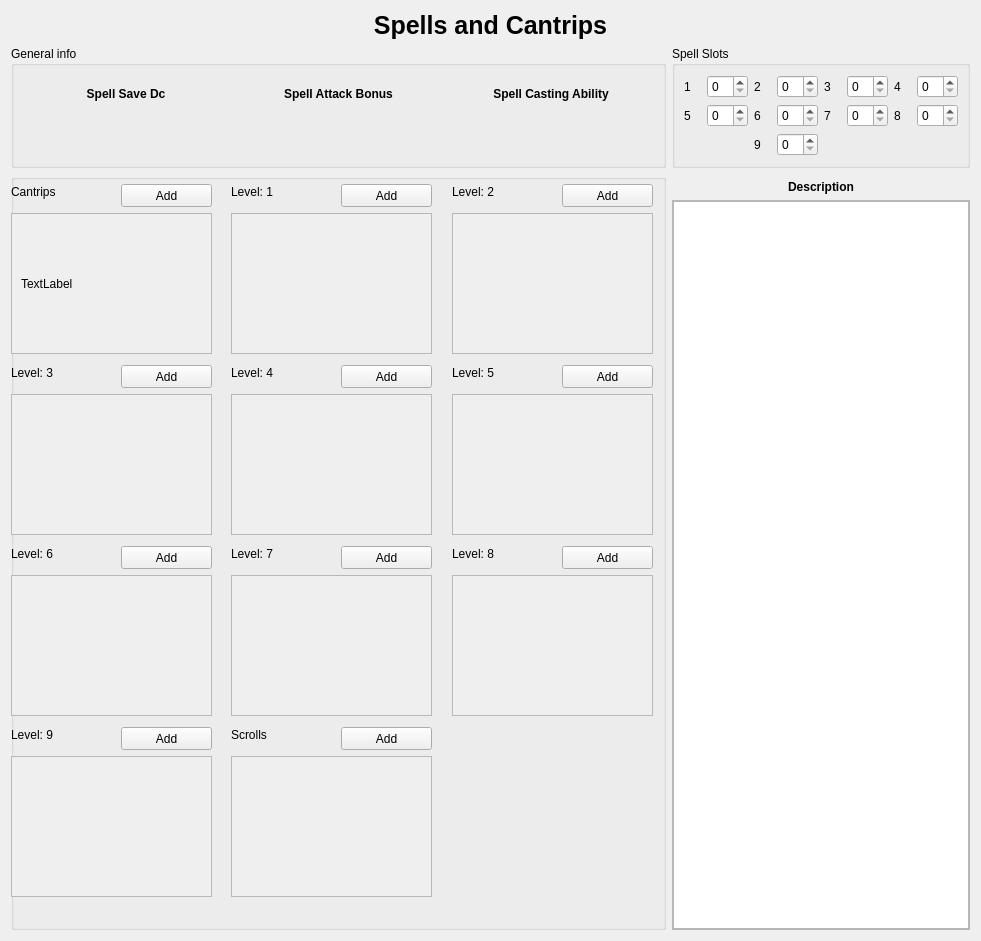
Qt form forms/ui_forms/spell_and_cantrip_display.ui (ericmullally/dnd_tracker) before a commit.
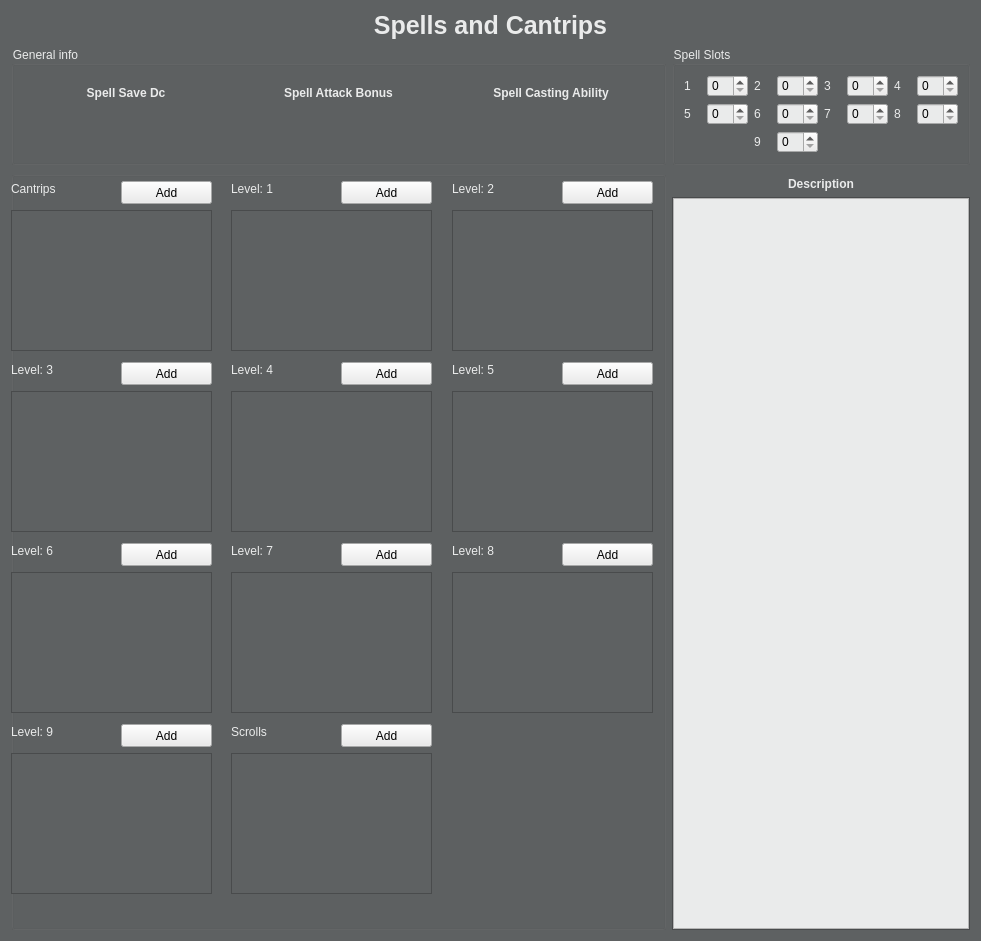
The same form after that commit.

Patch:
```diff
--- a/forms/ui_forms/spell_and_cantrip_display.ui
+++ b/forms/ui_forms/spell_and_cantrip_display.ui
@@ -10,6 +10,448 @@
     <height>941</height>
    </rect>
   </property>
+  <property name="palette">
+   <palette>
+    <active>
+     <colorrole role="WindowText">
+      <brush brushstyle="SolidPattern">
+       <color alpha="255">
+        <red>234</red>
+        <green>235</green>
+        <blue>235</blue>
+       </color>
+      </brush>
+     </colorrole>
+     <colorrole role="Button">
+      <brush brushstyle="SolidPattern">
+       <color alpha="255">
+        <red>94</red>
+        <green>97</green>
+        <blue>98</blue>
+       </color>
+      </brush>
+     </colorrole>
+     <colorrole role="Light">
+      <brush brushstyle="SolidPattern">
+       <color alpha="255">
+        <red>141</red>
+        <green>146</green>
+        <blue>147</blue>
+       </color>
+      </brush>
+     </colorrole>
+     <colorrole role="Midlight">
+      <brush brushstyle="SolidPattern">
+       <color alpha="255">
+        <red>117</red>
+        <green>121</green>
+        <blue>122</blue>
+       </color>
+      </brush>
+     </colorrole>
+     <colorrole role="Dark">
+      <brush brushstyle="SolidPattern">
+       <color alpha="255">
+        <red>47</red>
+        <green>48</green>
+        <blue>49</blue>
+       </color>
+      </brush>
+     </colorrole>
+     <colorrole role="Mid">
+      <brush brushstyle="SolidPattern">
+       <color alpha="255">
+        <red>62</red>
+        <green>64</green>
+        <blue>65</blue>
+       </color>
+      </brush>
+     </colorrole>
+     <colorrole role="Text">
+      <brush brushstyle="SolidPattern">
+       <color alpha="255">
+        <red>255</red>
+        <green>255</green>
+        <blue>255</blue>
+       </color>
+      </brush>
+     </colorrole>
+     <colorrole role="BrightText">
+      <brush brushstyle="SolidPattern">
+       <color alpha="255">
+        <red>255</red>
+        <green>255</green>
+        <blue>255</blue>
+       </color>
+      </brush>
+     </colorrole>
+     <colorrole role="ButtonText">
+      <brush brushstyle="SolidPattern">
+       <color alpha="255">
+        <red>255</red>
+        <green>255</green>
+        <blue>255</blue>
+       </color>
+      </brush>
+     </colorrole>
+     <colorrole role="Base">
+      <brush brushstyle="SolidPattern">
+       <color alpha="255">
+        <red>0</red>
+        <green>0</green>
+        <blue>0</blue>
+       </color>
+      </brush>
+     </colorrole>
+     <colorrole role="Window">
+      <brush brushstyle="SolidPattern">
+       <color alpha="255">
+        <red>94</red>
+        <green>97</green>
+        <blue>98</blue>
+       </color>
+      </brush>
+     </colorrole>
+     <colorrole role="Shadow">
+      <brush brushstyle="SolidPattern">
+       <color alpha="255">
+        <red>0</red>
+        <green>0</green>
+        <blue>0</blue>
+       </color>
+      </brush>
+     </colorrole>
+     <colorrole role="AlternateBase">
+      <brush brushstyle="SolidPattern">
+       <color alpha="255">
+        <red>47</red>
+        <green>48</green>
+        <blue>49</blue>
+       </color>
+      </brush>
+     </colorrole>
+     <colorrole role="ToolTipBase">
+      <brush brushstyle="SolidPattern">
+       <color alpha="255">
+        <red>255</red>
+        <green>255</green>
+        <blue>220</blue>
+       </color>
+      </brush>
+     </colorrole>
+     <colorrole role="ToolTipText">
+      <brush brushstyle="SolidPattern">
+       <color alpha="255">
+        <red>0</red>
+        <green>0</green>
+        <blue>0</blue>
+       </color>
+      </brush>
+     </colorrole>
+     <colorrole role="PlaceholderText">
+      <brush brushstyle="SolidPattern">
+       <color alpha="128">
+        <red>255</red>
+        <green>255</green>
+        <blue>255</blue>
+       </color>
+      </brush>
+     </colorrole>
+    </active>
+    <inactive>
+     <colorrole role="WindowText">
+      <brush brushstyle="SolidPattern">
+       <color alpha="255">
+        <red>234</red>
+        <green>235</green>
+        <blue>235</blue>
+       </color>
+      </brush>
+     </colorrole>
+     <colorrole role="Button">
+      <brush brushstyle="SolidPattern">
+       <color alpha="255">
+        <red>94</red>
+        <green>97</green>
+        <blue>98</blue>
+       </color>
+      </brush>
+     </colorrole>
+     <colorrole role="Light">
+      <brush brushstyle="SolidPattern">
+       <color alpha="255">
+        <red>141</red>
+        <green>146</green>
+        <blue>147</blue>
+       </color>
+      </brush>
+     </colorrole>
+     <colorrole role="Midlight">
+      <brush brushstyle="SolidPattern">
+       <color alpha="255">
+        <red>117</red>
+        <green>121</green>
+        <blue>122</blue>
+       </color>
+      </brush>
+     </colorrole>
+     <colorrole role="Dark">
+      <brush brushstyle="SolidPattern">
+       <color alpha="255">
+        <red>47</red>
+        <green>48</green>
+        <blue>49</blue>
+       </color>
+      </brush>
+     </colorrole>
+     <colorrole role="Mid">
+      <brush brushstyle="SolidPattern">
+       <color alpha="255">
+        <red>62</red>
+        <green>64</green>
+        <blue>65</blue>
+       </color>
+      </brush>
+     </colorrole>
+     <colorrole role="Text">
+      <brush brushstyle="SolidPattern">
+       <color alpha="255">
+        <red>255</red>
+        <green>255</green>
+        <blue>255</blue>
+       </color>
+      </brush>
+     </colorrole>
+     <colorrole role="BrightText">
+      <brush brushstyle="SolidPattern">
+       <color alpha="255">
+        <red>255</red>
+        <green>255</green>
+        <blue>255</blue>
+       </color>
+      </brush>
+     </colorrole>
+     <colorrole role="ButtonText">
+      <brush brushstyle="SolidPattern">
+       <color alpha="255">
+        <red>255</red>
+        <green>255</green>
+        <blue>255</blue>
+       </color>
+      </brush>
+     </colorrole>
+     <colorrole role="Base">
+      <brush brushstyle="SolidPattern">
+       <color alpha="255">
+        <red>0</red>
+        <green>0</green>
+        <blue>0</blue>
+       </color>
+      </brush>
+     </colorrole>
+     <colorrole role="Window">
+      <brush brushstyle="SolidPattern">
+       <color alpha="255">
+        <red>94</red>
+        <green>97</green>
+        <blue>98</blue>
+       </color>
+      </brush>
+     </colorrole>
+     <colorrole role="Shadow">
+      <brush brushstyle="SolidPattern">
+       <color alpha="255">
+        <red>0</red>
+        <green>0</green>
+        <blue>0</blue>
+       </color>
+      </brush>
+     </colorrole>
+     <colorrole role="AlternateBase">
+      <brush brushstyle="SolidPattern">
+       <color alpha="255">
+        <red>47</red>
+        <green>48</green>
+        <blue>49</blue>
+       </color>
+      </brush>
+     </colorrole>
+     <colorrole role="ToolTipBase">
+      <brush brushstyle="SolidPattern">
+       <color alpha="255">
+        <red>255</red>
+        <green>255</green>
+        <blue>220</blue>
+       </color>
+      </brush>
+     </colorrole>
+     <colorrole role="ToolTipText">
+      <brush brushstyle="SolidPattern">
+       <color alpha="255">
+        <red>0</red>
+        <green>0</green>
+        <blue>0</blue>
+       </color>
+      </brush>
+     </colorrole>
+     <colorrole role="PlaceholderText">
+      <brush brushstyle="SolidPattern">
+       <color alpha="128">
+        <red>255</red>
+        <green>255</green>
+        <blue>255</blue>
+       </color>
+      </brush>
+     </colorrole>
+    </inactive>
+    <disabled>
+     <colorrole role="WindowText">
+      <brush brushstyle="SolidPattern">
+       <color alpha="255">
+        <red>47</red>
+        <green>48</green>
+        <blue>49</blue>
+       </color>
+      </brush>
+     </colorrole>
+     <colorrole role="Button">
+      <brush brushstyle="SolidPattern">
+       <color alpha="255">
+        <red>94</red>
+        <green>97</green>
+        <blue>98</blue>
+       </color>
+      </brush>
+     </colorrole>
+     <colorrole role="Light">
+      <brush brushstyle="SolidPattern">
+       <color alpha="255">
+        <red>141</red>
+        <green>146</green>
+        <blue>147</blue>
+       </color>
+      </brush>
+     </colorrole>
+     <colorrole role="Midlight">
+      <brush brushstyle="SolidPattern">
+       <color alpha="255">
+        <red>117</red>
+        <green>121</green>
+        <blue>122</blue>
+       </color>
+      </brush>
+     </colorrole>
+     <colorrole role="Dark">
+      <brush brushstyle="SolidPattern">
+       <color alpha="255">
+        <red>47</red>
+        <green>48</green>
+        <blue>49</blue>
+       </color>
+      </brush>
+     </colorrole>
+     <colorrole role="Mid">
+      <brush brushstyle="SolidPattern">
+       <color alpha="255">
+        <red>62</red>
+        <green>64</green>
+        <blue>65</blue>
+       </color>
+      </brush>
+     </colorrole>
+     <colorrole role="Text">
+      <brush brushstyle="SolidPattern">
+       <color alpha="255">
+        <red>47</red>
+        <green>48</green>
+        <blue>49</blue>
+       </color>
+      </brush>
+     </colorrole>
+     <colorrole role="BrightText">
+      <brush brushstyle="SolidPattern">
+       <color alpha="255">
+        <red>255</red>
+        <green>255</green>
+        <blue>255</blue>
+       </color>
+      </brush>
+     </colorrole>
+     <colorrole role="ButtonText">
+      <brush brushstyle="SolidPattern">
+       <color alpha="255">
+        <red>47</red>
+        <green>48</green>
+        <blue>49</blue>
+       </color>
+      </brush>
+     </colorrole>
+     <colorrole role="Base">
+      <brush brushstyle="SolidPattern">
+       <color alpha="255">
+        <red>94</red>
+        <green>97</green>
+        <blue>98</blue>
+       </color>
+      </brush>
+     </colorrole>
+     <colorrole role="Window">
+      <brush brushstyle="SolidPattern">
+       <color alpha="255">
+        <red>94</red>
+        <green>97</green>
+        <blue>98</blue>
+       </color>
+      </brush>
+     </colorrole>
+     <colorrole role="Shadow">
+      <brush brushstyle="SolidPattern">
+       <color alpha="255">
+        <red>0</red>
+        <green>0</green>
+        <blue>0</blue>
+       </color>
+      </brush>
+     </colorrole>
+     <colorrole role="AlternateBase">
+      <brush brushstyle="SolidPattern">
+       <color alpha="255">
+        <red>94</red>
+        <green>97</green>
+        <blue>98</blue>
+       </color>
+      </brush>
+     </colorrole>
+     <colorrole role="ToolTipBase">
+      <brush brushstyle="SolidPattern">
+       <color alpha="255">
+        <red>255</red>
+        <green>255</green>
+        <blue>220</blue>
+       </color>
+      </brush>
+     </colorrole>
+     <colorrole role="ToolTipText">
+      <brush brushstyle="SolidPattern">
+       <color alpha="255">
+        <red>0</red>
+        <green>0</green>
+        <blue>0</blue>
+       </color>
+      </brush>
+     </colorrole>
+     <colorrole role="PlaceholderText">
+      <brush brushstyle="SolidPattern">
+       <color alpha="128">
+        <red>255</red>
+        <green>255</green>
+        <blue>255</blue>
+       </color>
+      </brush>
+     </colorrole>
+    </disabled>
+   </palette>
+  </property>
   <property name="windowTitle">
    <string>Form</string>
   </property>
@@ -25,7 +467,7 @@
         <x>0</x>
         <y>0</y>
         <width>300</width>
-        <height>728</height>
+        <height>732</height>
        </rect>
       </property>
       <layout class="QGridLayout" name="gridLayout_2">
@@ -49,6 +491,9 @@
            <verstretch>0</verstretch>
           </sizepolicy>
          </property>
+         <property name="styleSheet">
+          <string notr="true">background-color:#eaebeb; color:black;</string>
+         </property>
         </widget>
        </item>
       </layout>
@@ -57,18 +502,36 @@
    </item>
    <item row="1" column="1">
     <widget class="QGroupBox" name="groupBox_2">
+     <property name="styleSheet">
+      <string notr="true">color:#eaebeb;</string>
+     </property>
      <property name="title">
       <string>Spell Slots</string>
      </property>
+     <property name="flat">
+      <bool>true</bool>
+     </property>
      <layout class="QGridLayout" name="spell_slot_layout">
       <item row="0" column="7">
-       <widget class="QSpinBox" name="slot_4"/>
+       <widget class="QSpinBox" name="slot_4">
+        <property name="styleSheet">
+         <string notr="true">background-color:#eaebeb; color:black;</string>
+        </property>
+       </widget>
       </item>
       <item row="0" column="1">
-       <widget class="QSpinBox" name="slot_1"/>
+       <widget class="QSpinBox" name="slot_1">
+        <property name="styleSheet">
+         <string notr="true">background-color:#eaebeb; color:black;</string>
+        </property>
+       </widget>
       </item>
       <item row="1" column="1">
-       <widget class="QSpinBox" name="slot_5"/>
+       <widget class="QSpinBox" name="slot_5">
+        <property name="styleSheet">
+         <string notr="true">background-color:#eaebeb; color:black;</string>
+        </property>
+       </widget>
       </item>
       <item row="1" column="4">
        <widget class="QLabel" name="label_22">
@@ -92,7 +555,11 @@
        </widget>
       </item>
       <item row="0" column="5">
-       <widget class="QSpinBox" name="slot_3"/>
+       <widget class="QSpinBox" name="slot_3">
+        <property name="styleSheet">
+         <string notr="true">background-color:#eaebeb; color:black;</string>
+        </property>
+       </widget>
       </item>
       <item row="1" column="6">
        <widget class="QLabel" name="label_23">
@@ -102,7 +569,11 @@
        </widget>
       </item>
       <item row="1" column="5">
-       <widget class="QSpinBox" name="slot_7"/>
+       <widget class="QSpinBox" name="slot_7">
+        <property name="styleSheet">
+         <string notr="true">background-color:#eaebeb; color:black;</string>
+        </property>
+       </widget>
       </item>
       <item row="1" column="2">
        <widget class="QLabel" name="label_21">
@@ -126,7 +597,11 @@
        </widget>
       </item>
       <item row="1" column="3">
-       <widget class="QSpinBox" name="slot_6"/>
+       <widget class="QSpinBox" name="slot_6">
+        <property name="styleSheet">
+         <string notr="true">background-color:#eaebeb; color:black;</string>
+        </property>
+       </widget>
       </item>
       <item row="0" column="6">
        <widget class="QLabel" name="label_19">
@@ -143,13 +618,25 @@
        </widget>
       </item>
       <item row="2" column="3">
-       <widget class="QSpinBox" name="slot_9"/>
+       <widget class="QSpinBox" name="slot_9">
+        <property name="styleSheet">
+         <string notr="true">background-color:#eaebeb; color:black;</string>
+        </property>
+       </widget>
       </item>
       <item row="0" column="3">
-       <widget class="QSpinBox" name="slot_2"/>
+       <widget class="QSpinBox" name="slot_2">
+        <property name="styleSheet">
+         <string notr="true">background-color:#eaebeb; color:black;</string>
+        </property>
+       </widget>
       </item>
       <item row="1" column="7">
-       <widget class="QSpinBox" name="slot_8"/>
+       <widget class="QSpinBox" name="slot_8">
+        <property name="styleSheet">
+         <string notr="true">background-color:#eaebeb; color:black;</string>
+        </property>
+       </widget>
       </item>
      </layout>
     </widget>
@@ -185,9 +672,15 @@
        <height>110</height>
       </size>
      </property>
+     <property name="styleSheet">
+      <string notr="true">color:#eaebeb;</string>
+     </property>
      <property name="title">
       <string>General info</string>
      </property>
+     <property name="flat">
+      <bool>true</bool>
+     </property>
      <layout class="QGridLayout" name="info_layout">
       <item row="1" column="1">
        <widget class="QLabel" name="spell_attack_bonus">
@@ -294,6 +787,9 @@
      <property name="alignment">
       <set>Qt::AlignCenter</set>
      </property>
+     <property name="flat">
+      <bool>true</bool>
+     </property>
      <widget class="QPushButton" name="add_cantrip">
       <property name="geometry">
        <rect>
@@ -303,6 +799,9 @@
         <height>23</height>
        </rect>
       </property>
+      <property name="styleSheet">
+       <string notr="true">background-color:#eaebeb; color:black;</string>
+      </property>
       <property name="text">
        <string>Add</string>
       </property>
@@ -316,6 +815,9 @@
         <height>23</height>
        </rect>
       </property>
+      <property name="styleSheet">
+       <string notr="true">background-color:#eaebeb; color:black;</string>
+      </property>
       <property name="text">
        <string>Add</string>
       </property>
@@ -379,6 +881,9 @@
         <height>23</height>
        </rect>
       </property>
+      <property name="styleSheet">
+       <string notr="true">background-color:#eaebeb; color:black;</string>
+      </property>
       <property name="text">
        <string>Add</string>
       </property>
@@ -392,6 +897,9 @@
         <height>23</height>
        </rect>
       </property>
+      <property name="styleSheet">
+       <string notr="true">background-color:#eaebeb; color:black;</string>
+      </property>
       <property name="text">
        <string>Add</string>
       </property>
@@ -435,6 +943,9 @@
         <height>23</height>
        </rect>
       </property>
+      <property name="styleSheet">
+       <string notr="true">background-color:#eaebeb; color:black;</string>
+      </property>
       <property name="text">
        <string>Add</string>
       </property>
@@ -544,15 +1055,7 @@
          <height>139</height>
         </rect>
        </property>
-       <layout class="QGridLayout" name="grid_cantrip">
-        <item row="0" column="0">
-         <widget class="QLabel" name="label_25">
-          <property name="text">
-           <string>TextLabel</string>
-          </property>
-         </widget>
-        </item>
-       </layout>
+       <layout class="QGridLayout" name="grid_cantrip"/>
       </widget>
      </widget>
      <widget class="QLabel" name="label_7">
@@ -590,6 +1093,9 @@
         <height>23</height>
        </rect>
       </property>
+      <property name="styleSheet">
+       <string notr="true">background-color:#eaebeb; color:black;</string>
+      </property>
       <property name="text">
        <string>Add</string>
       </property>
@@ -633,6 +1139,9 @@
         <height>23</height>
        </rect>
       </property>
+      <property name="styleSheet">
+       <string notr="true">background-color:#eaebeb; color:black;</string>
+      </property>
       <property name="text">
        <string>Add</string>
       </property>
@@ -715,6 +1224,9 @@
         <height>23</height>
        </rect>
       </property>
+      <property name="styleSheet">
+       <string notr="true">background-color:#eaebeb; color:black;</string>
+      </property>
       <property name="text">
        <string>Add</string>
       </property>
@@ -728,6 +1240,9 @@
         <height>23</height>
        </rect>
       </property>
+      <property name="styleSheet">
+       <string notr="true">background-color:#eaebeb; color:black;</string>
+      </property>
       <property name="text">
        <string>Add</string>
       </property>
@@ -797,6 +1312,9 @@
         <height>23</height>
        </rect>
       </property>
+      <property name="styleSheet">
+       <string notr="true">background-color:#eaebeb; color:black;</string>
+      </property>
       <property name="text">
        <string>Add</string>
       </property>
@@ -836,6 +1354,9 @@
         <height>23</height>
        </rect>
       </property>
+      <property name="styleSheet">
+       <string notr="true">background-color:#eaebeb; color:black;</string>
+      </property>
       <property name="text">
        <string>Add</string>
       </property>
```
